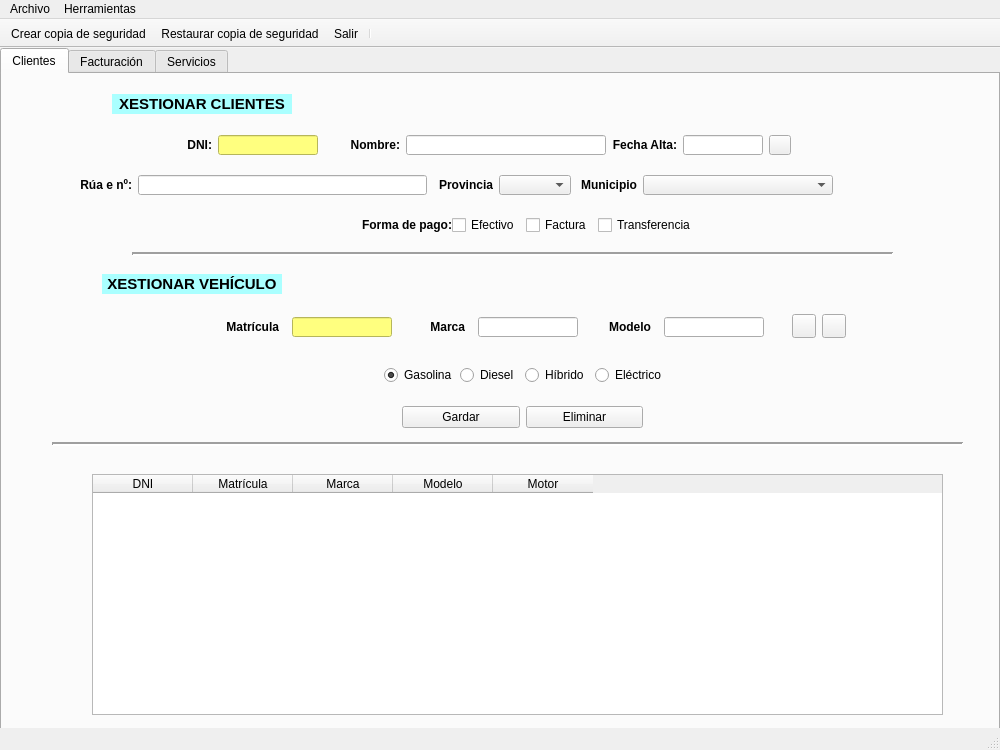
This is ui/ventMain.ui in arielcostas/dam-di-costasguerrero as Qt 5 draws it before an edit. The edited form follows.
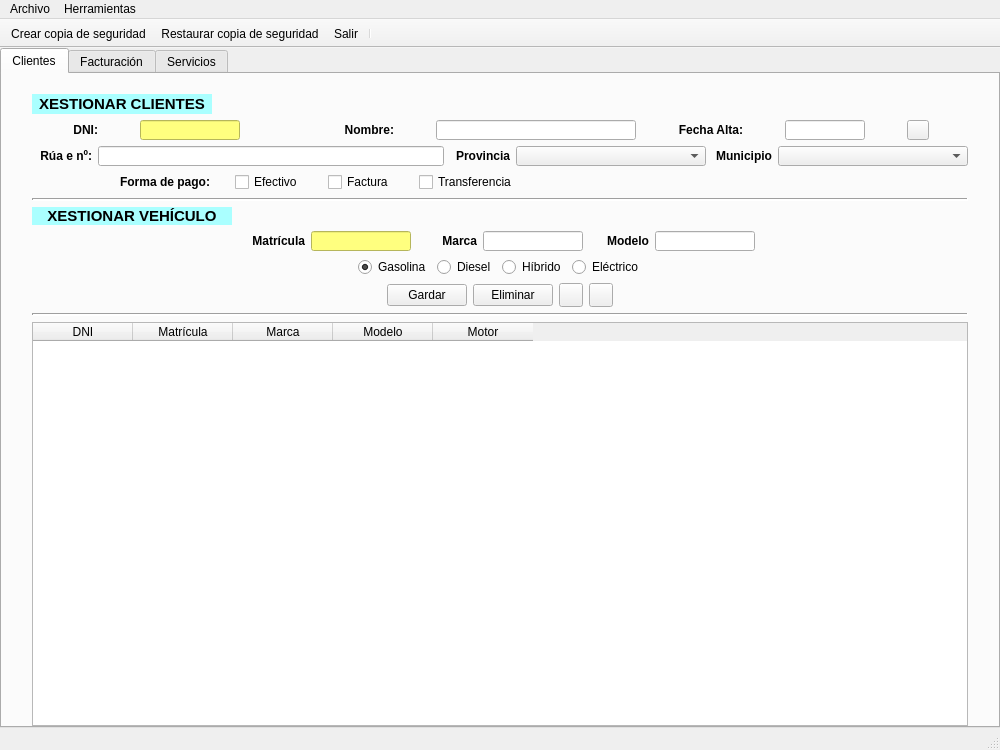
This is the edited form. Icons and pictures are not drawn.

Commit message: Hacer ventana principal un poco más adaptable

What changed in the file:
```diff
--- a/ui/ventMain.ui
+++ b/ui/ventMain.ui
@@ -16,12 +16,6 @@
     <height>750</height>
    </size>
   </property>
-  <property name="maximumSize">
-   <size>
-    <width>1000</width>
-    <height>750</height>
-   </size>
-  </property>
   <property name="windowTitle">
    <string>Talleres Teis</string>
   </property>
@@ -29,15 +23,21 @@
    <bool>false</bool>
   </property>
   <widget class="QWidget" name="centralwidget">
+   <layout class="QVBoxLayout" name="verticalLayout_2">
+    <property name="leftMargin">
+     <number>0</number>
+    </property>
+    <property name="topMargin">
+     <number>0</number>
+    </property>
+    <property name="rightMargin">
+     <number>0</number>
+    </property>
+    <property name="bottomMargin">
+     <number>0</number>
+    </property>
+    <item>
    <widget class="QTabWidget" name="tabWidget">
-    <property name="geometry">
-     <rect>
-      <x>0</x>
-      <y>0</y>
-      <width>1000</width>
-      <height>700</height>
-     </rect>
-    </property>
     <property name="currentIndex">
      <number>0</number>
     </property>
@@ -45,15 +45,21 @@
      <attribute name="title">
       <string>Clientes</string>
      </attribute>
-     <widget class="QLabel" name="lblTituloVehiculo">
-      <property name="geometry">
-       <rect>
-        <x>100</x>
-        <y>200</y>
-        <width>180</width>
-        <height>20</height>
-       </rect>
-      </property>
+       <layout class="QVBoxLayout" name="verticalLayout">
+        <property name="leftMargin">
+         <number>30</number>
+        </property>
+        <property name="topMargin">
+         <number>20</number>
+        </property>
+        <property name="rightMargin">
+         <number>30</number>
+        </property>
+        <property name="bottomMargin">
+         <number>0</number>
+        </property>
+        <item>
+         <widget class="QLabel" name="lblTituloClientes">
       <property name="minimumSize">
        <size>
         <width>180</width>
@@ -82,50 +88,14 @@
        <string notr="true">background-color: rgb(170,255,255)</string>
       </property>
       <property name="text">
-       <string>XESTIONAR VEHÍCULO</string>
+           <string>XESTIONAR CLIENTES</string>
       </property>
       <property name="alignment">
        <set>Qt::AlignCenter</set>
       </property>
      </widget>
-     <widget class="QPushButton" name="buttonBuscarVehiculo">
-      <property name="geometry">
-       <rect>
-        <x>790</x>
-        <y>240</y>
-        <width>24</width>
-        <height>24</height>
-       </rect>
-      </property>
-      <property name="minimumSize">
-       <size>
-        <width>24</width>
-        <height>24</height>
-       </size>
-      </property>
-      <property name="maximumSize">
-       <size>
-        <width>24</width>
-        <height>24</height>
-       </size>
-      </property>
-      <property name="text">
-       <string/>
-      </property>
-      <property name="icon">
-       <iconset>
-        <normaloff>../img/buscar.png</normaloff>../img/buscar.png</iconset>
-      </property>
-     </widget>
-     <widget class="QWidget" name="layoutWidget">
-      <property name="geometry">
-       <rect>
-        <x>180</x>
-        <y>60</y>
-        <width>611</width>
-        <height>22</height>
-       </rect>
-      </property>
+        </item>
+        <item>
       <layout class="QHBoxLayout" name="horizontalLayout_7">
        <item>
         <widget class="QLabel" name="lblDni">
@@ -316,88 +286,8 @@
         </widget>
        </item>
       </layout>
-     </widget>
-     <widget class="QPushButton" name="buttonLimpiarVehiculo">
-      <property name="geometry">
-       <rect>
-        <x>820</x>
-        <y>240</y>
-        <width>24</width>
-        <height>24</height>
-       </rect>
-      </property>
-      <property name="minimumSize">
-       <size>
-        <width>24</width>
-        <height>24</height>
-       </size>
-      </property>
-      <property name="maximumSize">
-       <size>
-        <width>24</width>
-        <height>24</height>
-       </size>
-      </property>
-      <property name="text">
-       <string/>
-      </property>
-      <property name="icon">
-       <iconset>
-        <normaloff>../img/limpiar.png</normaloff>../img/limpiar.png</iconset>
-      </property>
-     </widget>
-     <widget class="QLabel" name="lblTituloClientes">
-      <property name="geometry">
-       <rect>
-        <x>110</x>
-        <y>20</y>
-        <width>180</width>
-        <height>20</height>
-       </rect>
-      </property>
-      <property name="minimumSize">
-       <size>
-        <width>180</width>
-        <height>20</height>
-       </size>
-      </property>
-      <property name="maximumSize">
-       <size>
-        <width>180</width>
-        <height>20</height>
-       </size>
-      </property>
-      <property name="font">
-       <font>
-        <pointsize>11</pointsize>
-        <bold>true</bold>
-       </font>
-      </property>
-      <property name="layoutDirection">
-       <enum>Qt::LeftToRight</enum>
-      </property>
-      <property name="autoFillBackground">
-       <bool>false</bool>
-      </property>
-      <property name="styleSheet">
-       <string notr="true">background-color: rgb(170,255,255)</string>
-      </property>
-      <property name="text">
-       <string>XESTIONAR CLIENTES</string>
-      </property>
-      <property name="alignment">
-       <set>Qt::AlignCenter</set>
-      </property>
-     </widget>
-     <widget class="QWidget" name="layoutWidget_2">
-      <property name="geometry">
-       <rect>
-        <x>70</x>
-        <y>100</y>
-        <width>761</width>
-        <height>22</height>
-       </rect>
-      </property>
+        </item>
+        <item>
       <layout class="QHBoxLayout" name="horizontalLayout_8">
        <item>
         <widget class="QLabel" name="lblDireccionCliente">
@@ -473,7 +363,7 @@
         <widget class="QComboBox" name="comboProvinciaCliente">
          <property name="minimumSize">
           <size>
-           <width>0</width>
+              <width>190</width>
            <height>20</height>
           </size>
          </property>
@@ -529,17 +419,352 @@
         </widget>
        </item>
       </layout>
-     </widget>
-     <widget class="QWidget" name="layoutWidget_3">
-      <property name="geometry">
-       <rect>
-        <x>382</x>
-        <y>290</y>
-        <width>281</width>
-        <height>22</height>
-       </rect>
-      </property>
+        </item>
+        <item>
+         <layout class="QHBoxLayout" name="horizontalLayout_11" stretch="1,2,2,2,2,5">
+          <property name="spacing">
+           <number>25</number>
+          </property>
+          <property name="sizeConstraint">
+           <enum>QLayout::SetDefaultConstraint</enum>
+          </property>
+          <property name="leftMargin">
+           <number>0</number>
+          </property>
+          <item>
+           <spacer name="horizontalSpacer_2">
+            <property name="orientation">
+             <enum>Qt::Horizontal</enum>
+            </property>
+            <property name="sizeHint" stdset="0">
+             <size>
+              <width>20</width>
+              <height>20</height>
+             </size>
+            </property>
+           </spacer>
+          </item>
+          <item>
+           <widget class="QLabel" name="lblFormaPago">
+            <property name="minimumSize">
+             <size>
+              <width>100</width>
+              <height>20</height>
+             </size>
+            </property>
+            <property name="maximumSize">
+             <size>
+              <width>100</width>
+              <height>20</height>
+             </size>
+            </property>
+            <property name="font">
+             <font>
+              <bold>true</bold>
+             </font>
+            </property>
+            <property name="text">
+             <string>Forma de pago:</string>
+            </property>
+            <property name="alignment">
+             <set>Qt::AlignRight|Qt::AlignTrailing|Qt::AlignVCenter</set>
+            </property>
+           </widget>
+          </item>
+          <item>
+           <widget class="QCheckBox" name="checkEfectivo">
+            <property name="sizePolicy">
+             <sizepolicy hsizetype="Fixed" vsizetype="Fixed">
+              <horstretch>0</horstretch>
+              <verstretch>0</verstretch>
+             </sizepolicy>
+            </property>
+            <property name="text">
+             <string>Efectivo</string>
+            </property>
+           </widget>
+          </item>
+          <item>
+           <widget class="QCheckBox" name="checkFactura">
+            <property name="sizePolicy">
+             <sizepolicy hsizetype="Maximum" vsizetype="Fixed">
+              <horstretch>0</horstretch>
+              <verstretch>0</verstretch>
+             </sizepolicy>
+            </property>
+            <property name="text">
+             <string>Factura</string>
+            </property>
+           </widget>
+          </item>
+          <item>
+           <widget class="QCheckBox" name="checkTransferencia">
+            <property name="sizePolicy">
+             <sizepolicy hsizetype="Minimum" vsizetype="Fixed">
+              <horstretch>0</horstretch>
+              <verstretch>0</verstretch>
+             </sizepolicy>
+            </property>
+            <property name="text">
+             <string>Transferencia</string>
+            </property>
+           </widget>
+          </item>
+          <item>
+           <spacer name="horizontalSpacer">
+            <property name="orientation">
+             <enum>Qt::Horizontal</enum>
+            </property>
+            <property name="sizeHint" stdset="0">
+             <size>
+              <width>40</width>
+              <height>20</height>
+             </size>
+            </property>
+           </spacer>
+          </item>
+         </layout>
+        </item>
+        <item>
+         <widget class="Line" name="line">
+          <property name="lineWidth">
+           <number>2</number>
+          </property>
+          <property name="orientation">
+           <enum>Qt::Horizontal</enum>
+          </property>
+         </widget>
+        </item>
+        <item>
+         <widget class="QLabel" name="lblTituloVehiculo">
+          <property name="maximumSize">
+           <size>
+            <width>200</width>
+            <height>25</height>
+           </size>
+          </property>
+          <property name="font">
+           <font>
+            <pointsize>11</pointsize>
+            <bold>true</bold>
+           </font>
+          </property>
+          <property name="layoutDirection">
+           <enum>Qt::LeftToRight</enum>
+          </property>
+          <property name="autoFillBackground">
+           <bool>false</bool>
+          </property>
+          <property name="styleSheet">
+           <string notr="true">background-color: rgb(170,255,255)</string>
+          </property>
+          <property name="frameShape">
+           <enum>QFrame::NoFrame</enum>
+          </property>
+          <property name="text">
+           <string>XESTIONAR VEHÍCULO</string>
+          </property>
+          <property name="alignment">
+           <set>Qt::AlignCenter</set>
+          </property>
+         </widget>
+        </item>
+        <item>
+         <layout class="QHBoxLayout" name="horizontalLayout_2">
+          <property name="leftMargin">
+           <number>0</number>
+          </property>
+          <property name="rightMargin">
+           <number>0</number>
+          </property>
+          <item>
+           <layout class="QHBoxLayout" name="horizontalLayout_10">
+            <item>
+             <spacer name="horizontalSpacer_7">
+              <property name="orientation">
+               <enum>Qt::Horizontal</enum>
+              </property>
+              <property name="sizeHint" stdset="0">
+               <size>
+                <width>40</width>
+                <height>20</height>
+               </size>
+              </property>
+             </spacer>
+            </item>
+            <item>
+             <widget class="QLabel" name="lblMatricula">
+              <property name="minimumSize">
+               <size>
+                <width>60</width>
+                <height>20</height>
+               </size>
+              </property>
+              <property name="maximumSize">
+               <size>
+                <width>60</width>
+                <height>20</height>
+               </size>
+              </property>
+              <property name="font">
+               <font>
+                <bold>true</bold>
+               </font>
+              </property>
+              <property name="text">
+               <string>Matrícula</string>
+              </property>
+              <property name="alignment">
+               <set>Qt::AlignRight|Qt::AlignTrailing|Qt::AlignVCenter</set>
+              </property>
+             </widget>
+            </item>
+            <item>
+             <widget class="QLineEdit" name="txtMatricula">
+              <property name="minimumSize">
+               <size>
+                <width>100</width>
+                <height>20</height>
+               </size>
+              </property>
+              <property name="maximumSize">
+               <size>
+                <width>100</width>
+                <height>20</height>
+               </size>
+              </property>
+              <property name="autoFillBackground">
+               <bool>false</bool>
+              </property>
+              <property name="styleSheet">
+               <string notr="true">background-color: rgb(255, 255, 127)</string>
+              </property>
+             </widget>
+            </item>
+            <item>
+             <widget class="QLabel" name="lblMarca">
+              <property name="minimumSize">
+               <size>
+                <width>60</width>
+                <height>20</height>
+               </size>
+              </property>
+              <property name="maximumSize">
+               <size>
+                <width>60</width>
+                <height>20</height>
+               </size>
+              </property>
+              <property name="font">
+               <font>
+                <bold>true</bold>
+               </font>
+              </property>
+              <property name="text">
+               <string>Marca</string>
+              </property>
+              <property name="alignment">
+               <set>Qt::AlignRight|Qt::AlignTrailing|Qt::AlignVCenter</set>
+              </property>
+             </widget>
+            </item>
+            <item>
+             <widget class="QLineEdit" name="txtMarca">
+              <property name="minimumSize">
+               <size>
+                <width>100</width>
+                <height>20</height>
+               </size>
+              </property>
+              <property name="maximumSize">
+               <size>
+                <width>100</width>
+                <height>20</height>
+               </size>
+              </property>
+             </widget>
+            </item>
+            <item>
+             <widget class="QLabel" name="lblModelo">
+              <property name="minimumSize">
+               <size>
+                <width>60</width>
+                <height>20</height>
+               </size>
+              </property>
+              <property name="maximumSize">
+               <size>
+                <width>60</width>
+                <height>20</height>
+               </size>
+              </property>
+              <property name="font">
+               <font>
+                <bold>true</bold>
+               </font>
+              </property>
+              <property name="text">
+               <string>Modelo</string>
+              </property>
+              <property name="alignment">
+               <set>Qt::AlignRight|Qt::AlignTrailing|Qt::AlignVCenter</set>
+              </property>
+             </widget>
+            </item>
+            <item>
+             <widget class="QLineEdit" name="txtModelo">
+              <property name="minimumSize">
+               <size>
+                <width>100</width>
+                <height>20</height>
+               </size>
+              </property>
+              <property name="maximumSize">
+               <size>
+                <width>100</width>
+                <height>20</height>
+               </size>
+              </property>
+             </widget>
+            </item>
+            <item>
+             <spacer name="horizontalSpacer_8">
+              <property name="orientation">
+               <enum>Qt::Horizontal</enum>
+              </property>
+              <property name="sizeHint" stdset="0">
+               <size>
+                <width>40</width>
+                <height>20</height>
+               </size>
+              </property>
+             </spacer>
+            </item>
+           </layout>
+          </item>
+         </layout>
+        </item>
+        <item>
       <layout class="QHBoxLayout" name="horizontalLayout_9">
+          <property name="leftMargin">
+           <number>0</number>
+          </property>
+          <property name="rightMargin">
+           <number>0</number>
+          </property>
+          <item>
+           <spacer name="horizontalSpacer_5">
+            <property name="orientation">
+             <enum>Qt::Horizontal</enum>
+            </property>
+            <property name="sizeHint" stdset="0">
+             <size>
+              <width>40</width>
+              <height>20</height>
+             </size>
+            </property>
+           </spacer>
+          </item>
        <item>
         <widget class="QRadioButton" name="radioButtonGasolina">
          <property name="text">
@@ -583,17 +808,129 @@
          </attribute>
         </widget>
        </item>
-      </layout>
-     </widget>
+          <item>
+           <spacer name="horizontalSpacer_6">
+            <property name="orientation">
+             <enum>Qt::Horizontal</enum>
+            </property>
+            <property name="sizeHint" stdset="0">
+             <size>
+              <width>40</width>
+              <height>20</height>
+             </size>
+            </property>
+           </spacer>
+          </item>
+         </layout>
+        </item>
+        <item>
+         <layout class="QHBoxLayout" name="horizontalLayout_12">
+          <property name="leftMargin">
+           <number>0</number>
+          </property>
+          <property name="rightMargin">
+           <number>0</number>
+          </property>
+          <item>
+           <spacer name="horizontalSpacer_3">
+            <property name="orientation">
+             <enum>Qt::Horizontal</enum>
+            </property>
+            <property name="sizeHint" stdset="0">
+             <size>
+              <width>40</width>
+              <height>20</height>
+             </size>
+            </property>
+           </spacer>
+          </item>
+          <item>
+           <widget class="QPushButton" name="buttonGuardarCliente">
+            <property name="text">
+             <string>Gardar</string>
+            </property>
+           </widget>
+          </item>
+          <item>
+           <widget class="QPushButton" name="buttonEliminarCliente">
+            <property name="text">
+             <string>Eliminar</string>
+            </property>
+           </widget>
+          </item>
+          <item>
+           <widget class="QPushButton" name="buttonBuscarVehiculo">
+            <property name="minimumSize">
+             <size>
+              <width>24</width>
+              <height>24</height>
+             </size>
+            </property>
+            <property name="maximumSize">
+             <size>
+              <width>24</width>
+              <height>24</height>
+             </size>
+            </property>
+            <property name="text">
+             <string/>
+            </property>
+            <property name="icon">
+             <iconset>
+              <normaloff>../img/buscar.png</normaloff>../img/buscar.png</iconset>
+            </property>
+           </widget>
+          </item>
+          <item>
+           <widget class="QPushButton" name="buttonLimpiarVehiculo">
+            <property name="minimumSize">
+             <size>
+              <width>24</width>
+              <height>24</height>
+             </size>
+            </property>
+            <property name="maximumSize">
+             <size>
+              <width>24</width>
+              <height>24</height>
+             </size>
+            </property>
+            <property name="text">
+             <string/>
+            </property>
+            <property name="icon">
+             <iconset>
+              <normaloff>../img/limpiar.png</normaloff>../img/limpiar.png</iconset>
+            </property>
+           </widget>
+          </item>
+          <item>
+           <spacer name="horizontalSpacer_4">
+            <property name="orientation">
+             <enum>Qt::Horizontal</enum>
+            </property>
+            <property name="sizeHint" stdset="0">
+             <size>
+              <width>40</width>
+              <height>20</height>
+             </size>
+            </property>
+           </spacer>
+          </item>
+         </layout>
+        </item>
+        <item>
+         <widget class="Line" name="line_2">
+          <property name="lineWidth">
+           <number>2</number>
+          </property>
+          <property name="orientation">
+           <enum>Qt::Horizontal</enum>
+          </property>
+         </widget>
+        </item>
+        <item>
      <widget class="QTableWidget" name="tablaClientes">
-      <property name="geometry">
-       <rect>
-        <x>90</x>
-        <y>400</y>
-        <width>851</width>
-        <height>241</height>
-       </rect>
-      </property>
       <property name="alternatingRowColors">
        <bool>true</bool>
       </property>
@@ -626,273 +963,10 @@
        </property>
       </column>
      </widget>
-     <widget class="QWidget" name="layoutWidget_4">
-      <property name="geometry">
-       <rect>
-        <x>210</x>
-        <y>240</y>
-        <width>561</width>
-        <height>26</height>
-       </rect>
-      </property>
-      <layout class="QHBoxLayout" name="horizontalLayout_10">
-       <item>
-        <widget class="QLabel" name="lblMatricula">
-         <property name="minimumSize">
-          <size>
-           <width>60</width>
-           <height>20</height>
-          </size>
-         </property>
-         <property name="maximumSize">
-          <size>
-           <width>60</width>
-           <height>20</height>
-          </size>
-         </property>
-         <property name="font">
-          <font>
-           <bold>true</bold>
-          </font>
-         </property>
-         <property name="text">
-          <string>Matrícula</string>
-         </property>
-         <property name="alignment">
-          <set>Qt::AlignRight|Qt::AlignTrailing|Qt::AlignVCenter</set>
-         </property>
-        </widget>
-       </item>
-       <item>
-        <widget class="QLineEdit" name="txtMatricula">
-         <property name="minimumSize">
-          <size>
-           <width>100</width>
-           <height>20</height>
-          </size>
-         </property>
-         <property name="maximumSize">
-          <size>
-           <width>100</width>
-           <height>20</height>
-          </size>
-         </property>
-         <property name="autoFillBackground">
-          <bool>false</bool>
-         </property>
-         <property name="styleSheet">
-          <string notr="true">background-color: rgb(255, 255, 127)</string>
-         </property>
-        </widget>
-       </item>
-       <item>
-        <widget class="QLabel" name="lblMarca">
-         <property name="minimumSize">
-          <size>
-           <width>60</width>
-           <height>20</height>
-          </size>
-         </property>
-         <property name="maximumSize">
-          <size>
-           <width>60</width>
-           <height>20</height>
-          </size>
-         </property>
-         <property name="font">
-          <font>
-           <bold>true</bold>
-          </font>
-         </property>
-         <property name="text">
-          <string>Marca</string>
-         </property>
-         <property name="alignment">
-          <set>Qt::AlignRight|Qt::AlignTrailing|Qt::AlignVCenter</set>
-         </property>
-        </widget>
-       </item>
-       <item>
-        <widget class="QLineEdit" name="txtMarca">
-         <property name="minimumSize">
-          <size>
-           <width>100</width>
-           <height>20</height>
-          </size>
-         </property>
-         <property name="maximumSize">
-          <size>
-           <width>100</width>
-           <height>20</height>
-          </size>
-         </property>
-        </widget>
-       </item>
-       <item>
-        <widget class="QLabel" name="lblModelo">
-         <property name="minimumSize">
-          <size>
-           <width>60</width>
-           <height>20</height>
-          </size>
-         </property>
-         <property name="maximumSize">
-          <size>
-           <width>60</width>
-           <height>20</height>
-          </size>
-         </property>
-         <property name="font">
-          <font>
-           <bold>true</bold>
-          </font>
-         </property>
-         <property name="text">
-          <string>Modelo</string>
-         </property>
-         <property name="alignment">
-          <set>Qt::AlignRight|Qt::AlignTrailing|Qt::AlignVCenter</set>
-         </property>
-        </widget>
-       </item>
-       <item>
-        <widget class="QLineEdit" name="txtModelo">
-         <property name="minimumSize">
-          <size>
-           <width>100</width>
-           <height>20</height>
-          </size>
-         </property>
-         <property name="maximumSize">
-          <size>
-           <width>100</width>
-           <height>20</height>
-          </size>
-         </property>
-        </widget>
-       </item>
-      </layout>
-     </widget>
-     <widget class="Line" name="line_2">
-      <property name="geometry">
-       <rect>
-        <x>50</x>
-        <y>360</y>
-        <width>911</width>
-        <height>21</height>
-       </rect>
-      </property>
-      <property name="lineWidth">
-       <number>2</number>
-      </property>
-      <property name="orientation">
-       <enum>Qt::Horizontal</enum>
-      </property>
-     </widget>
-     <widget class="Line" name="line">
-      <property name="geometry">
-       <rect>
-        <x>130</x>
-        <y>170</y>
-        <width>761</width>
-        <height>21</height>
-       </rect>
-      </property>
-      <property name="lineWidth">
-       <number>2</number>
-      </property>
-      <property name="orientation">
-       <enum>Qt::Horizontal</enum>
-      </property>
-     </widget>
-     <widget class="QWidget" name="layoutWidget_5">
-      <property name="geometry">
-       <rect>
-        <x>350</x>
-        <y>140</y>
-        <width>339</width>
-        <height>22</height>
-       </rect>
-      </property>
-      <layout class="QHBoxLayout" name="horizontalLayout_11">
-       <item>
-        <widget class="QLabel" name="lblFormaPago">
-         <property name="minimumSize">
-          <size>
-           <width>100</width>
-           <height>20</height>
-          </size>
-         </property>
-         <property name="maximumSize">
-          <size>
-           <width>100</width>
-           <height>20</height>
-          </size>
-         </property>
-         <property name="font">
-          <font>
-           <bold>true</bold>
-          </font>
-         </property>
-         <property name="text">
-          <string>Forma de pago:</string>
-         </property>
-         <property name="alignment">
-          <set>Qt::AlignRight|Qt::AlignTrailing|Qt::AlignVCenter</set>
-         </property>
-        </widget>
-       </item>
-       <item>
-        <widget class="QCheckBox" name="checkEfectivo">
-         <property name="text">
-          <string>Efectivo</string>
-         </property>
-        </widget>
-       </item>
-       <item>
-        <widget class="QCheckBox" name="checkFactura">
-         <property name="text">
-          <string>Factura</string>
-         </property>
-        </widget>
-       </item>
-       <item>
-        <widget class="QCheckBox" name="checkTransferencia">
-         <property name="text">
-          <string>Transferencia</string>
-         </property>
-        </widget>
-       </item>
-      </layout>
-     </widget>
-     <widget class="QWidget" name="layoutWidget_6">
-      <property name="geometry">
-       <rect>
-        <x>400</x>
-        <y>330</y>
-        <width>241</width>
-        <height>26</height>
-       </rect>
-      </property>
-      <layout class="QHBoxLayout" name="horizontalLayout_12">
-       <item>
-        <widget class="QPushButton" name="buttonGuardarCliente">
-         <property name="text">
-          <string>Gardar</string>
-         </property>
-        </widget>
-       </item>
-       <item>
-        <widget class="QPushButton" name="buttonEliminarCliente">
-         <property name="text">
-          <string>Eliminar</string>
-         </property>
-        </widget>
-       </item>
-      </layout>
-     </widget>
-    </widget>
-    <widget class="QWidget" name="tab_2">
+        </item>
+       </layout>
+      </widget>
+      <widget class="QWidget" name="pestana_facturacion">
      <attribute name="title">
       <string>Facturación</string>
      </attribute>
@@ -903,6 +977,8 @@
      </attribute>
     </widget>
    </widget>
+    </item>
+   </layout>
   </widget>
   <widget class="QMenuBar" name="menubar">
    <property name="geometry">
```
Left out of the diff: 7 changed lines with no effect on the pictures. Lines whose indentation alone changed are shown as unchanged.
